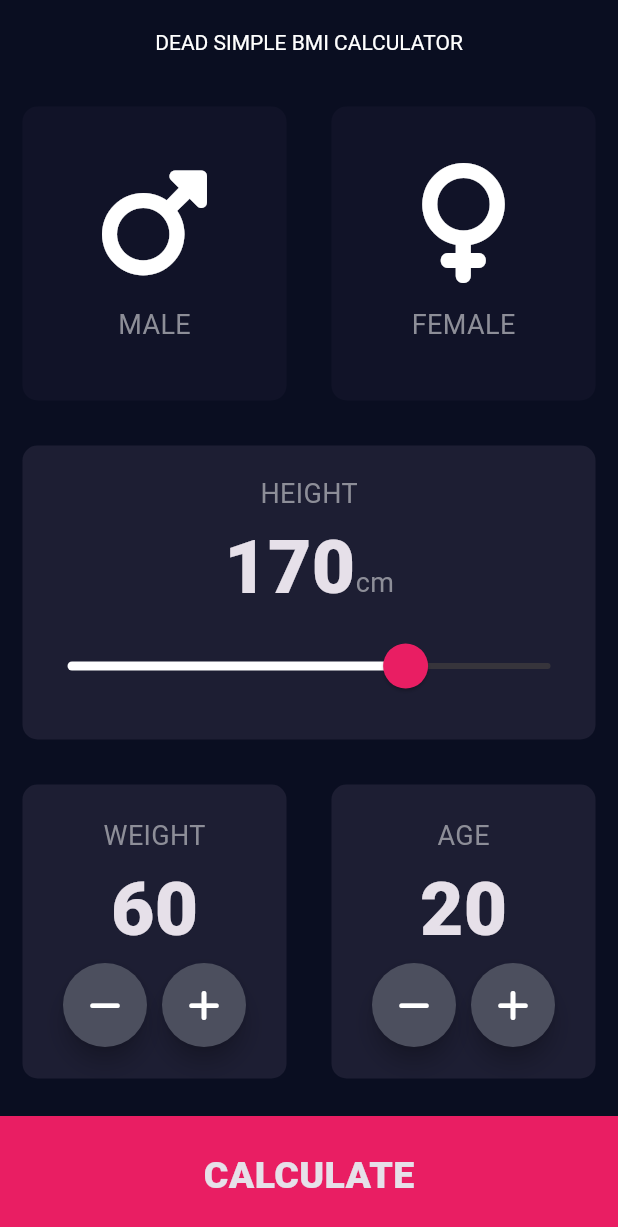
After one commit to tnt-exe/bmi_cal, a Flutter app: the screen it shows after launch, on a phone screen of 412 x 824 dp. The commit adds this screen. Shown: the top 1227 px of the screen. Run offline on Flutter 3.47's test engine with Material 3 defaults, Android fonts, the phone set to English and light mode, and no system bars; our stand-ins replace font_awesome_flutter.

Commit message:
feat: add responsive container

```diff
--- a/lib/screens/home.dart
+++ b/lib/screens/home.dart
@@ -4,6 +4,7 @@ import 'package:bmi_cal/widgets/bottom_button.dart';
 import 'package:bmi_cal/common/constants.dart';
 import 'package:bmi_cal/widgets/icon_content.dart';
 import 'package:bmi_cal/screens/results.dart';
+import 'package:bmi_cal/widgets/responsive_container.dart';
 import 'package:bmi_cal/widgets/round_icon_button.dart';
 import 'package:flutter/material.dart';
 import 'package:font_awesome_flutter/font_awesome_flutter.dart';
@@ -32,7 +33,8 @@ class _HomePageState extends State<HomePage> {
         title: const Text("DEAD SIMPLE BMI CALCULATOR"),
         centerTitle: true,
       ),
-      body: Column(
+      body: ResponsiveContainer(
+        child: Column(
           crossAxisAlignment: CrossAxisAlignment.stretch,
           children: [
             Expanded(
@@ -234,6 +236,7 @@ class _HomePageState extends State<HomePage> {
             ),
           ],
         ),
+      ),
     );
   }
 }
--- a/lib/screens/results.dart
+++ b/lib/screens/results.dart
@@ -1,6 +1,7 @@
 import 'package:bmi_cal/widgets/bmi_card.dart';
 import 'package:bmi_cal/widgets/bottom_button.dart';
 import 'package:bmi_cal/common/constants.dart';
+import 'package:bmi_cal/widgets/responsive_container.dart';
 import 'package:flutter/material.dart';
 
 class ResultsPage extends StatelessWidget {
@@ -20,7 +21,8 @@ class ResultsPage extends StatelessWidget {
         title: const Text('DEAD SIMPLE BMI CALCULATOR'),
         centerTitle: true,
       ),
-      body: Column(
+      body: ResponsiveContainer(
+        child: Column(
           mainAxisAlignment: MainAxisAlignment.spaceEvenly,
           crossAxisAlignment: CrossAxisAlignment.stretch,
           children: [
@@ -65,6 +67,7 @@ class ResultsPage extends StatelessWidget {
             ),
           ],
         ),
+      ),
     );
   }
 }
--- /dev/null
+++ b/lib/widgets/responsive_container.dart
@@ -0,0 +1,29 @@
+import 'package:flutter/material.dart';
+
+class ResponsiveContainer extends StatelessWidget {
+  final Widget child;
+  final EdgeInsetsGeometry? padding;
+  final EdgeInsetsGeometry? margin;
+
+  const ResponsiveContainer({
+    super.key,
+    required this.child,
+    this.padding,
+    this.margin,
+  });
+
+  @override
+  Widget build(BuildContext context) {
+    double width = MediaQuery.sizeOf(context).width;
+    double responsiveWidth = width > 1024 ? width / 2 : width;
+
+    return Center(
+      child: Container(
+        width: responsiveWidth,
+        padding: padding,
+        margin: margin,
+        child: child,
+      ),
+    );
+  }
+}
```
Lines whose indentation alone changed are shown as unchanged.
